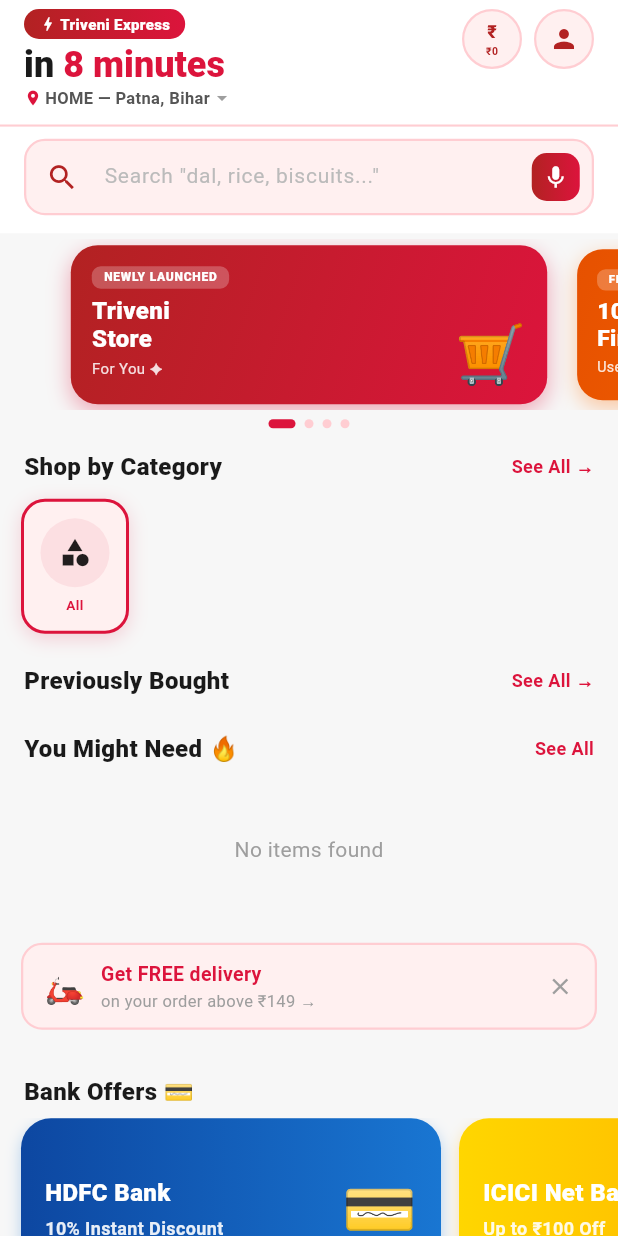
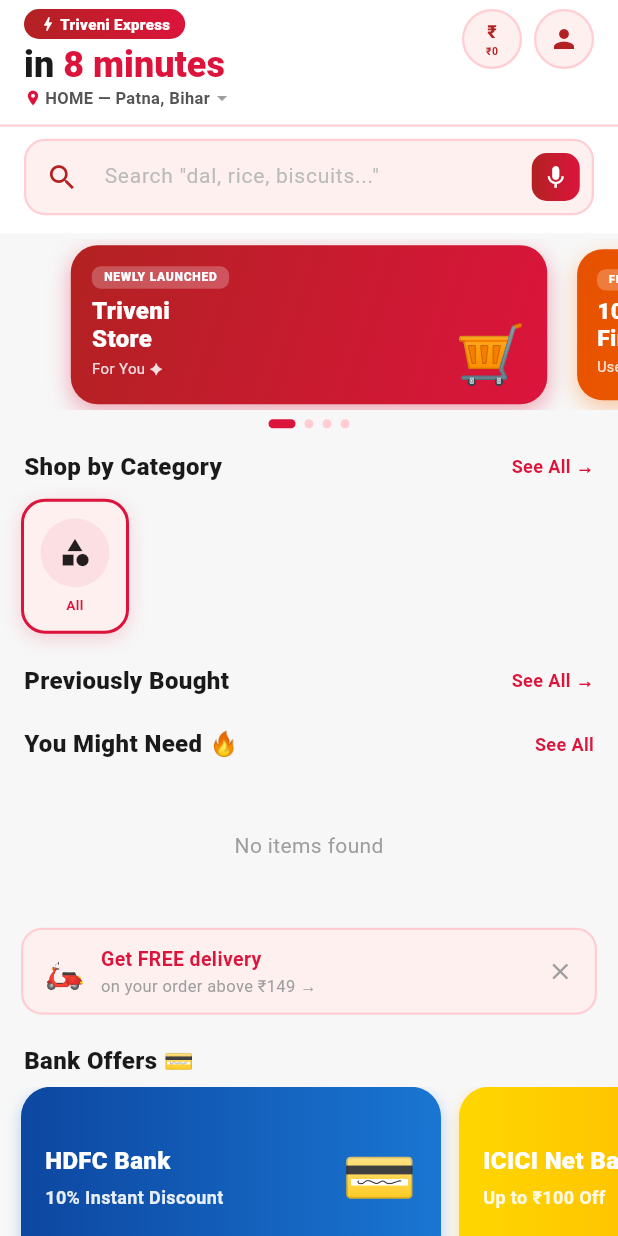
Before and after one commit to shresth2407/Triveni_Gernal_Store_APP, a Flutter app: the HomeScreen screen opened by its route, on a phone screen of 412 x 824 dp. Run offline on Flutter 3.47's test engine with Material 3 defaults, Android fonts, the phone set to English and light mode, and no system bars; our stand-ins replace cloud_firestore, firebase_auth, firebase_core, flutter_riverpod, geocoding, geolocator and 2 more; accounts and stored records are empty; network calls fail.

Commit message:
Initial commit

```diff
--- a/lib/screens/home_screen.dart
+++ b/lib/screens/home_screen.dart
@@ -200,7 +200,7 @@
                         ),
                       ),
 
-                      const SizedBox(height: 6),
+                      const SizedBox(height: 3),
 
                       // ── YOU MIGHT NEED GRID (UPDATED LOGIC) ──────────────────
                       // Use dynamic text for See All / Show Less
@@ -237,24 +237,24 @@
                           }
                       ),
 
-                      const SizedBox(height: 8),
+                      const SizedBox(height: 1),
 
                       // ── FREE DELIVERY BANNER ─────────────────
                       const _FreeDeliveryBanner(),
 
                       // ── NEW: ADVERTISEMENT SECTIONS ───────────────────────
-                      const SizedBox(height: 16),
+                      const SizedBox(height: 5),
                       const _AdSection(
                         title: 'Bank Offers 💳',
                         ads: _AdData.bankOffers,
                       ),
-                      const SizedBox(height: 16),
+                      const SizedBox(height: 5),
                       const _AdSection(
                         title: 'Weekend Sale 🎉',
                         ads: _AdData.weekendSale,
                       ),
 
-                      const SizedBox(height: 100),
+                      const SizedBox(height: 50),
                     ],
                   ),
                 ),
```
